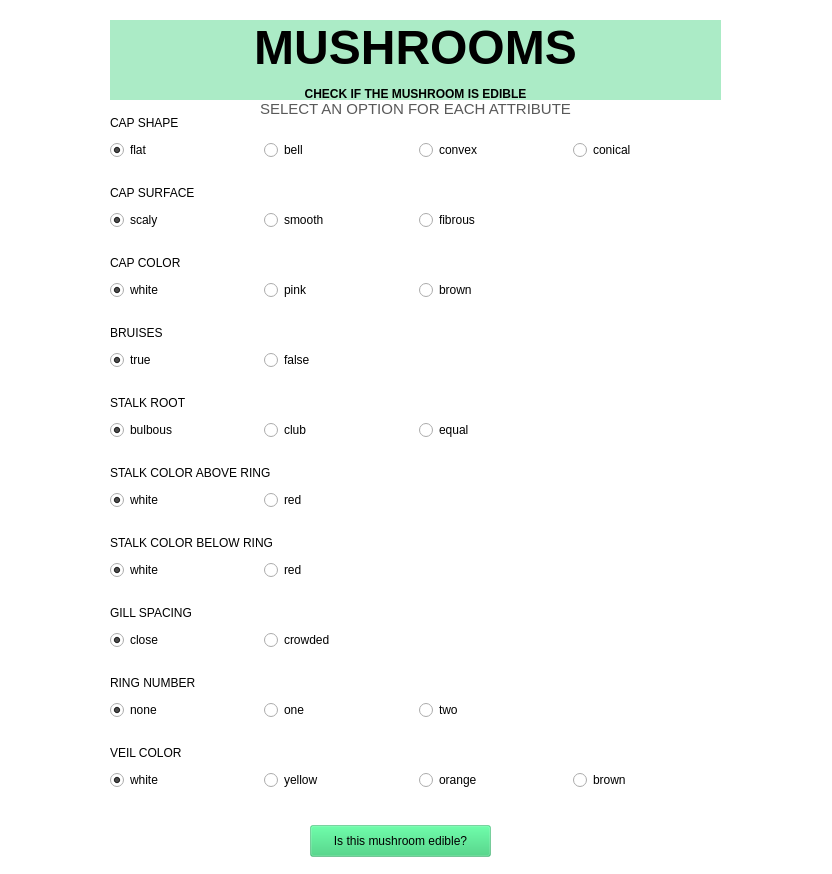
The window that gui/interface.ui (jplewa/SE-AGH-project-1) describes before a commit, drawn with Qt 5.
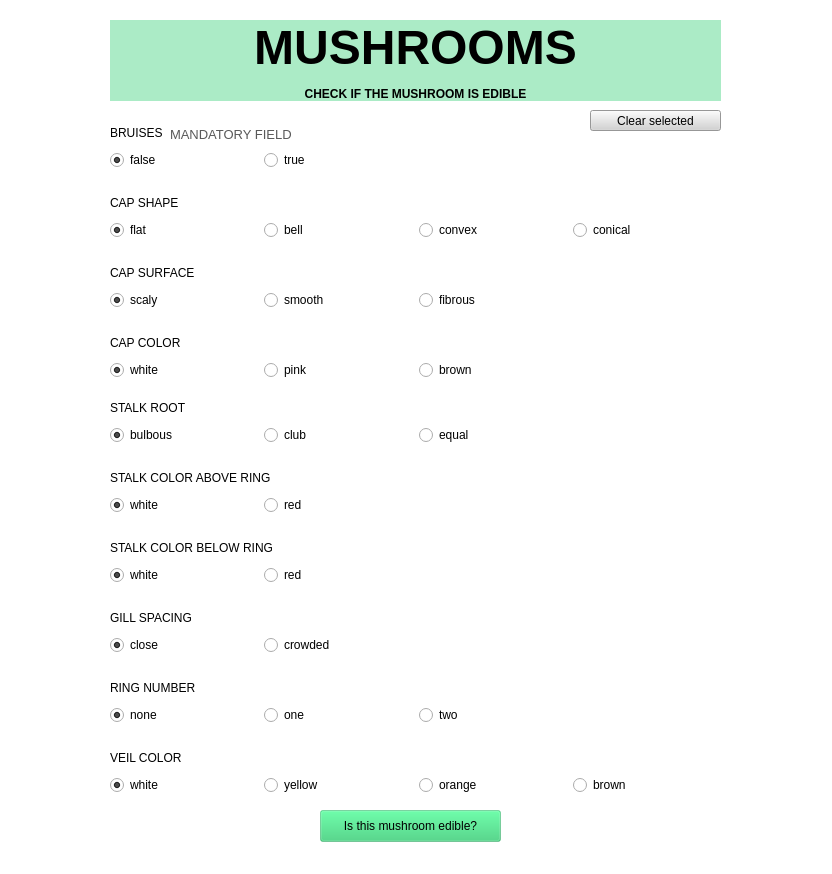
The same window after the commit. Icons and pictures are not drawn.

Commit message: Improve GUI. Connect frontend (Python) with backend (Prolog).

The edit to the form file:
```diff
--- a/gui/interface.ui
+++ b/gui/interface.ui
@@ -40,7 +40,7 @@
     <property name="geometry">
      <rect>
       <x>110</x>
-      <y>135</y>
+      <y>215</y>
       <width>611</width>
       <height>31</height>
      </rect>
@@ -83,7 +83,7 @@
     <property name="geometry">
      <rect>
       <x>110</x>
-      <y>115</y>
+      <y>195</y>
       <width>611</width>
       <height>16</height>
      </rect>
@@ -96,7 +96,7 @@
     <property name="geometry">
      <rect>
       <x>350</x>
-      <y>135</y>
+      <y>215</y>
       <width>31</width>
       <height>31</height>
      </rect>
@@ -112,7 +112,7 @@
     <property name="geometry">
      <rect>
       <x>110</x>
-      <y>185</y>
+      <y>265</y>
       <width>611</width>
       <height>16</height>
      </rect>
@@ -125,7 +125,7 @@
     <property name="geometry">
      <rect>
       <x>110</x>
-      <y>205</y>
+      <y>285</y>
       <width>611</width>
       <height>31</height>
      </rect>
@@ -168,7 +168,7 @@
     <property name="geometry">
      <rect>
       <x>350</x>
-      <y>205</y>
+      <y>285</y>
       <width>31</width>
       <height>31</height>
      </rect>
@@ -184,7 +184,7 @@
     <property name="geometry">
      <rect>
       <x>110</x>
-      <y>395</y>
+      <y>400</y>
       <width>611</width>
       <height>16</height>
      </rect>
@@ -197,7 +197,7 @@
     <property name="geometry">
      <rect>
       <x>110</x>
-      <y>415</y>
+      <y>420</y>
       <width>611</width>
       <height>31</height>
      </rect>
@@ -240,7 +240,7 @@
     <property name="geometry">
      <rect>
       <x>350</x>
-      <y>415</y>
+      <y>420</y>
       <width>31</width>
       <height>31</height>
      </rect>
@@ -256,7 +256,7 @@
     <property name="geometry">
      <rect>
       <x>110</x>
-      <y>605</y>
+      <y>610</y>
       <width>611</width>
       <height>16</height>
      </rect>
@@ -269,7 +269,7 @@
     <property name="geometry">
      <rect>
       <x>110</x>
-      <y>625</y>
+      <y>630</y>
       <width>611</width>
       <height>31</height>
      </rect>
@@ -312,7 +312,7 @@
     <property name="geometry">
      <rect>
       <x>350</x>
-      <y>625</y>
+      <y>630</y>
       <width>31</width>
       <height>31</height>
      </rect>
@@ -328,7 +328,7 @@
     <property name="geometry">
      <rect>
       <x>110</x>
-      <y>255</y>
+      <y>335</y>
       <width>611</width>
       <height>16</height>
      </rect>
@@ -341,7 +341,7 @@
     <property name="geometry">
      <rect>
       <x>110</x>
-      <y>275</y>
+      <y>355</y>
       <width>611</width>
       <height>31</height>
      </rect>
@@ -384,7 +384,7 @@
     <property name="geometry">
      <rect>
       <x>190</x>
-      <y>625</y>
+      <y>630</y>
       <width>31</width>
       <height>31</height>
      </rect>
@@ -400,7 +400,7 @@
     <property name="geometry">
      <rect>
       <x>110</x>
-      <y>325</y>
+      <y>125</y>
       <width>611</width>
       <height>16</height>
      </rect>
@@ -413,27 +413,36 @@
     <property name="geometry">
      <rect>
       <x>110</x>
-      <y>345</y>
+      <y>145</y>
       <width>611</width>
       <height>31</height>
      </rect>
     </property>
     <layout class="QHBoxLayout" name="bruises_layout">
-     <item>
-      <widget class="QRadioButton" name="bruises_true">
-       <property name="text">
-        <string>true</string>
-       </property>
-       <property name="checked">
-        <bool>true</bool>
-       </property>
-      </widget>
-     </item>
      <item>
       <widget class="QRadioButton" name="bruises_false">
        <property name="text">
         <string>false</string>
        </property>
+       <property name="checked">
+        <bool>true</bool>
+       </property>
+       <attribute name="buttonGroup">
+        <string notr="true">bruises_group</string>
+       </attribute>
+      </widget>
+     </item>
+     <item>
+      <widget class="QRadioButton" name="bruises_true">
+       <property name="text">
+        <string>true</string>
+       </property>
+       <property name="checked">
+        <bool>false</bool>
+       </property>
+       <attribute name="buttonGroup">
+        <string notr="true">bruises_group</string>
+       </attribute>
       </widget>
      </item>
      <item>
@@ -456,7 +465,7 @@
     <property name="geometry">
      <rect>
       <x>190</x>
-      <y>135</y>
+      <y>215</y>
       <width>31</width>
       <height>31</height>
      </rect>
@@ -472,7 +481,7 @@
     <property name="geometry">
      <rect>
       <x>110</x>
-      <y>465</y>
+      <y>470</y>
       <width>611</width>
       <height>16</height>
      </rect>
@@ -485,7 +494,7 @@
     <property name="geometry">
      <rect>
       <x>110</x>
-      <y>485</y>
+      <y>490</y>
       <width>611</width>
       <height>31</height>
      </rect>
@@ -528,7 +537,7 @@
     <property name="geometry">
      <rect>
       <x>190</x>
-      <y>415</y>
+      <y>420</y>
       <width>31</width>
       <height>31</height>
      </rect>
@@ -544,7 +553,7 @@
     <property name="geometry">
      <rect>
       <x>110</x>
-      <y>535</y>
+      <y>540</y>
       <width>611</width>
       <height>16</height>
      </rect>
@@ -557,7 +566,7 @@
     <property name="geometry">
      <rect>
       <x>110</x>
-      <y>555</y>
+      <y>560</y>
       <width>611</width>
       <height>31</height>
      </rect>
@@ -600,7 +609,7 @@
     <property name="geometry">
      <rect>
       <x>190</x>
-      <y>205</y>
+      <y>285</y>
       <width>31</width>
       <height>31</height>
      </rect>
@@ -616,7 +625,7 @@
     <property name="geometry">
      <rect>
       <x>110</x>
-      <y>675</y>
+      <y>680</y>
       <width>611</width>
       <height>16</height>
      </rect>
@@ -629,7 +638,7 @@
     <property name="geometry">
      <rect>
       <x>110</x>
-      <y>695</y>
+      <y>700</y>
       <width>611</width>
       <height>31</height>
      </rect>
@@ -672,7 +681,7 @@
     <property name="geometry">
      <rect>
       <x>110</x>
-      <y>745</y>
+      <y>750</y>
       <width>611</width>
       <height>16</height>
      </rect>
@@ -685,7 +694,7 @@
     <property name="geometry">
      <rect>
       <x>110</x>
-      <y>765</y>
+      <y>770</y>
       <width>611</width>
       <height>31</height>
      </rect>
@@ -728,7 +737,7 @@
     <property name="geometry">
      <rect>
       <x>500</x>
-      <y>205</y>
+      <y>285</y>
       <width>31</width>
       <height>31</height>
      </rect>
@@ -744,7 +753,7 @@
     <property name="geometry">
      <rect>
       <x>500</x>
-      <y>415</y>
+      <y>420</y>
       <width>31</width>
       <height>31</height>
      </rect>
@@ -760,7 +769,7 @@
     <property name="geometry">
      <rect>
       <x>640</x>
-      <y>135</y>
+      <y>215</y>
       <width>31</width>
       <height>31</height>
      </rect>
@@ -776,7 +785,7 @@
     <property name="geometry">
      <rect>
       <x>500</x>
-      <y>135</y>
+      <y>215</y>
       <width>31</width>
       <height>31</height>
      </rect>
@@ -791,8 +800,8 @@
    <widget class="QPushButton" name="is_edible_button">
     <property name="geometry">
      <rect>
-      <x>310</x>
-      <y>825</y>
+      <x>320</x>
+      <y>810</y>
       <width>181</width>
       <height>32</height>
      </rect>
@@ -803,6 +812,15 @@
     <property name="text">
      <string>Is this mushroom edible?</string>
     </property>
+    <property name="autoDefault">
+     <bool>false</bool>
+    </property>
+    <property name="default">
+     <bool>false</bool>
+    </property>
+    <property name="flat">
+     <bool>false</bool>
+    </property>
    </widget>
    <widget class="QLabel" name="label_3">
     <property name="geometry">
@@ -823,14 +841,39 @@
    <widget class="QLabel" name="label_36">
     <property name="geometry">
      <rect>
-      <x>110</x>
-      <y>100</y>
-      <width>611</width>
-      <height>16</height>
+      <x>170</x>
+      <y>125</y>
+      <width>551</width>
+      <height>20</height>
      </rect>
     </property>
     <property name="text">
-     <string>&lt;html&gt;&lt;head/&gt;&lt;body&gt;&lt;p align=&quot;center&quot;&gt;&lt;span style=&quot; font-size:11pt; color:#595959;&quot;&gt;SELECT AN OPTION FOR EACH ATTRIBUTE&lt;/span&gt;&lt;/p&gt;&lt;/body&gt;&lt;/html&gt;</string>
+     <string>&lt;html&gt;&lt;head/&gt;&lt;body&gt;&lt;p&gt;&lt;span style=&quot; font-size:10pt; color:#595959;&quot;&gt;MANDATORY FIELD&lt;/span&gt;&lt;/p&gt;&lt;/body&gt;&lt;/html&gt;</string>
+    </property>
+   </widget>
+   <widget class="QPushButton" name="is_edible_button_2">
+    <property name="geometry">
+     <rect>
+      <x>590</x>
+      <y>110</y>
+      <width>131</width>
+      <height>21</height>
+     </rect>
+    </property>
+    <property name="styleSheet">
+     <string notr="true">background-color: rgb(211,211,211);</string>
+    </property>
+    <property name="text">
+     <string>Clear selected</string>
+    </property>
+    <property name="autoDefault">
+     <bool>false</bool>
+    </property>
+    <property name="default">
+     <bool>false</bool>
+    </property>
+    <property name="flat">
+     <bool>false</bool>
     </property>
    </widget>
   </widget>
```
Left out of the diff: 94 changed lines with no effect on the pictures. The commit also changes 5 other files.
